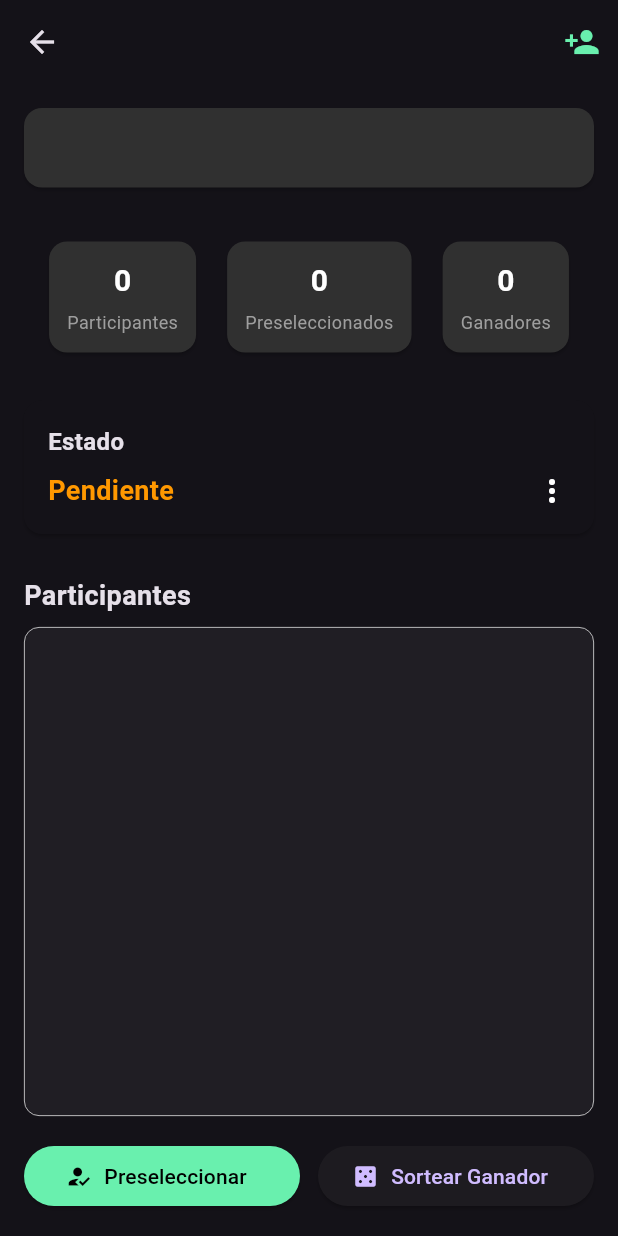
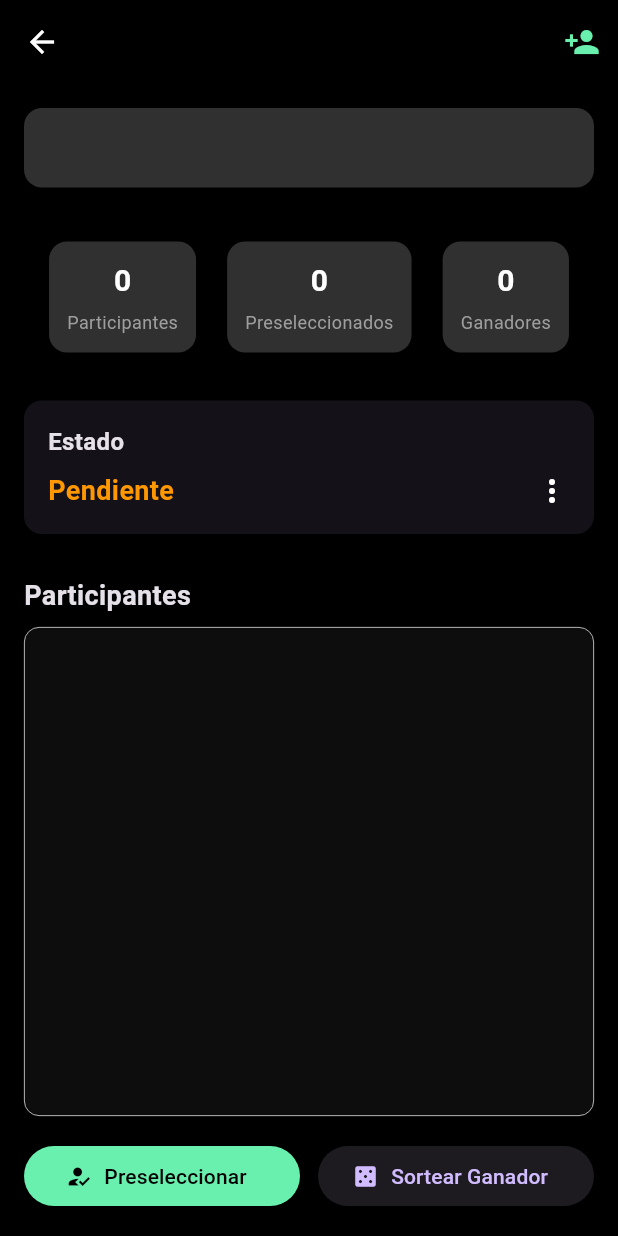
Before and after one commit to magq2002/raffleFlutter, a Flutter app: the GiveawayDetailsPage screen opened directly with empty values, on a phone screen of 412 x 824 dp. Run offline on Flutter 3.47's test engine with Material 3 defaults, Android fonts, the phone set to English and light mode, and no system bars; our stand-ins replace equatable, flutter_bloc, image_picker, permission_handler, qr_flutter, screenshot and 2 more; accounts and stored records are empty.

Commit message:
Update giveaway_details_page.dart

```diff
--- a/lib/features/giveaways/presentation/pages/giveaway_details_page.dart
+++ b/lib/features/giveaways/presentation/pages/giveaway_details_page.dart
@@ -21,8 +21,12 @@ class GiveawayDetailsPage extends StatelessWidget {
         .add(LoadParticipants(giveawayId: giveaway.id!));
 
     return Scaffold(
+      backgroundColor: Colors.black,
       appBar: AppBar(
         title: Text(giveaway.name),
+        backgroundColor: Colors.black,
+        elevation: 0,
+        foregroundColor: Colors.white,
         actions: [
           IconButton(
             onPressed: () => _showAddParticipantDialog(context),
```
